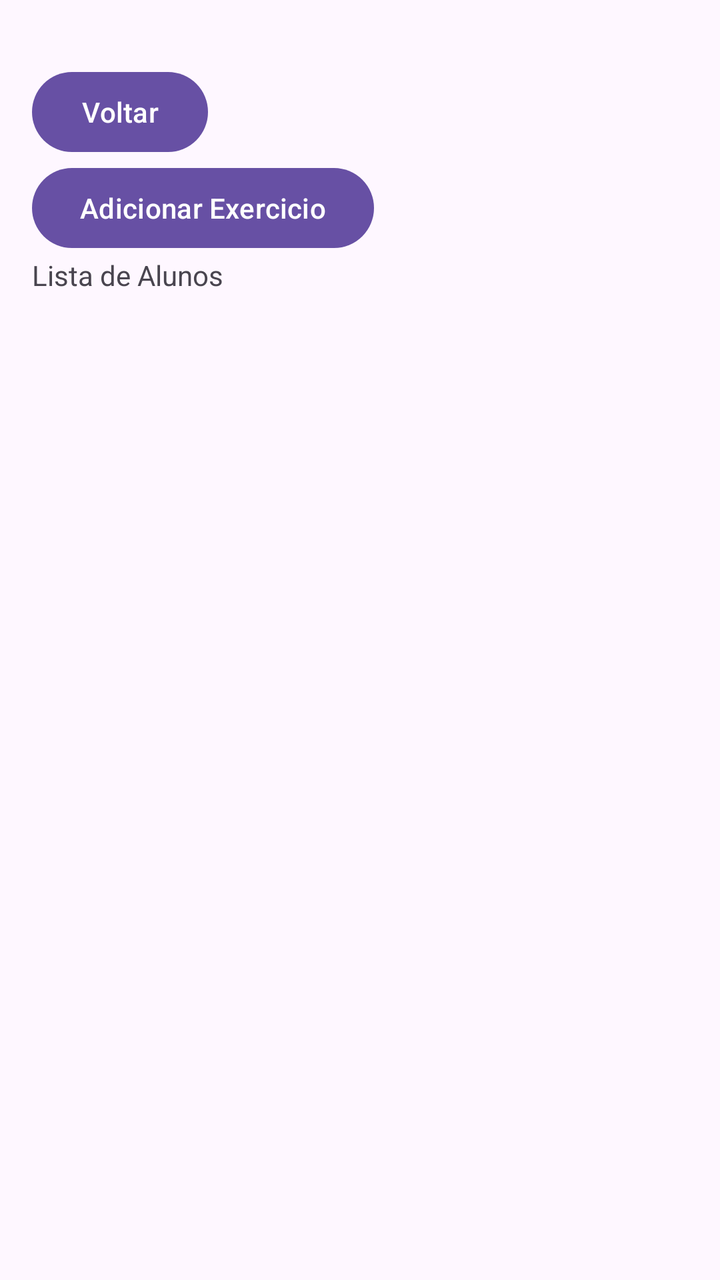
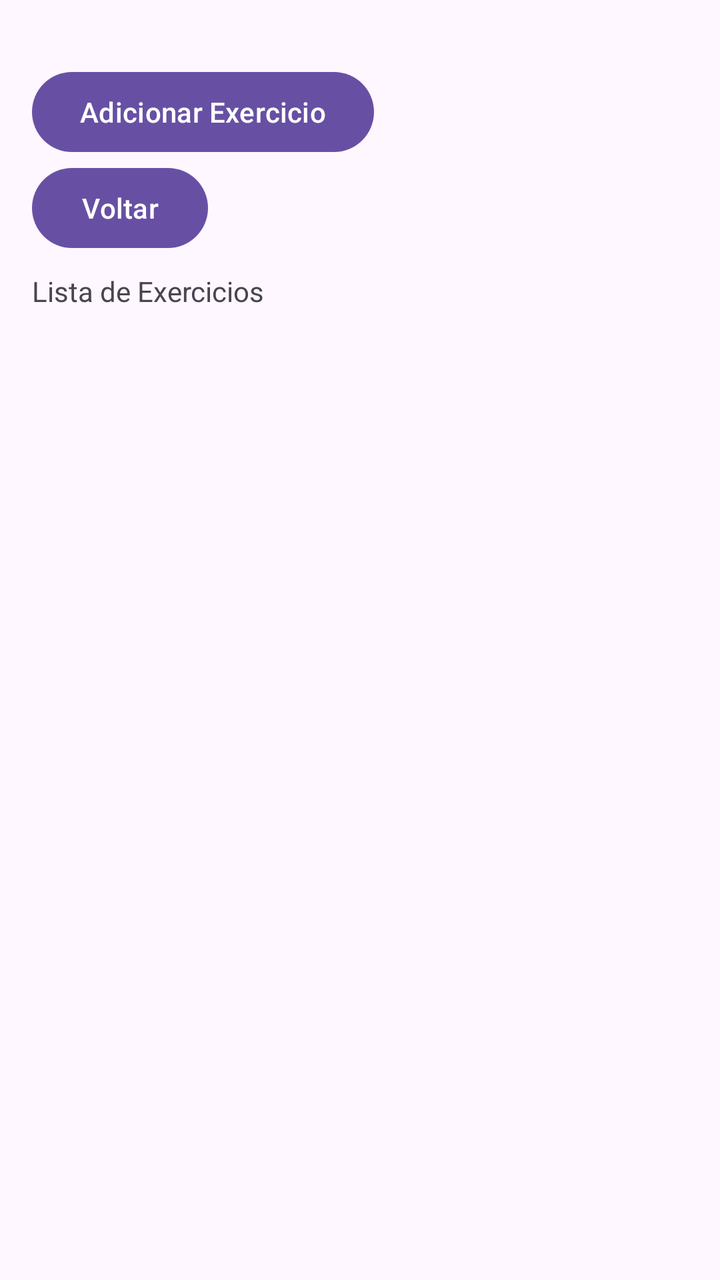

Compare the two renders of this Android layout. The source of the first and the diff that turns it into the second are given below.
<!-- AndroidManifest.xml: application theme Theme.TrabalhoIII -->
<!-- res/layout/activity_exercicio.xml -->
<?xml version="1.0" encoding="utf-8"?>
<LinearLayout xmlns:android="http://schemas.android.com/apk/res/android"
    android:id="@+id/activity_exercicio"
    android:layout_width="match_parent"
    android:layout_height="match_parent"
    android:orientation="vertical"
    android:padding="16dp">

    <Button
        android:id="@+id/buttonVoltarExercicio"
        android:layout_width="wrap_content"
        android:layout_height="wrap_content"
        android:layout_marginTop="16dp"
        android:text="Voltar"/>

    <Button
        android:id="@+id/buttonAdicionarExercicio"
        android:layout_width="wrap_content"
        android:layout_height="wrap_content"
        android:text="Adicionar Exercicio"/>

    <TextView
        android:id="@+id/tvExerciciosList"
        android:layout_width="match_parent"
        android:layout_height="wrap_content"
        android:text="Lista de Alunos"/>

    <ListView
        android:id="@+id/listViewExercicios"
        android:layout_width="match_parent"
        android:layout_height="wrap_content"/>


</LinearLayout>
<!-- resources referenced by this layout -->
<resources>
  <style name="Theme.TrabalhoIII" parent="Base.Theme.TrabalhoIII" />
  <style name="Base.Theme.TrabalhoIII" parent="Theme.Material3.DayNight.NoActionBar">
          
          
      </style>
</resources>

<!-- the commit's change to res/layout/activity_exercicio.xml (unified diff, before → after) -->
@@ -6,24 +6,27 @@
     android:orientation="vertical"
     android:padding="16dp">
 
-    <Button
-        android:id="@+id/buttonVoltarExercicio"
-        android:layout_width="wrap_content"
-        android:layout_height="wrap_content"
-        android:layout_marginTop="16dp"
-        android:text="Voltar"/>
 
     <Button
         android:id="@+id/buttonAdicionarExercicio"
         android:layout_width="wrap_content"
         android:layout_height="wrap_content"
+        android:layout_marginTop="16dp"
         android:text="Adicionar Exercicio"/>
+
+    <Button
+        android:id="@+id/buttonVoltarExercicio"
+        android:layout_width="wrap_content"
+        android:layout_height="wrap_content"
+        android:text="Voltar"/>
 
     <TextView
         android:id="@+id/tvExerciciosList"
         android:layout_width="match_parent"
         android:layout_height="wrap_content"
-        android:text="Lista de Alunos"/>
+        android:text="Lista de Exercicios"
+        android:layout_marginTop="8dp"
+        android:layout_marginBottom="8dp"/>
 
     <ListView
         android:id="@+id/listViewExercicios"
